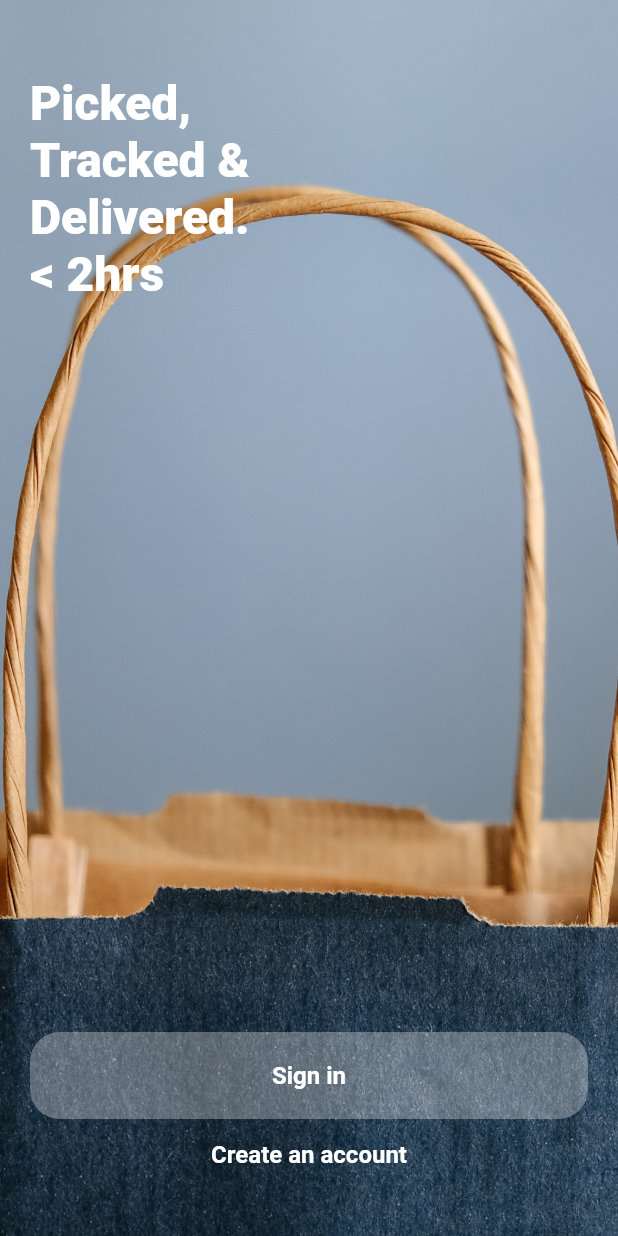
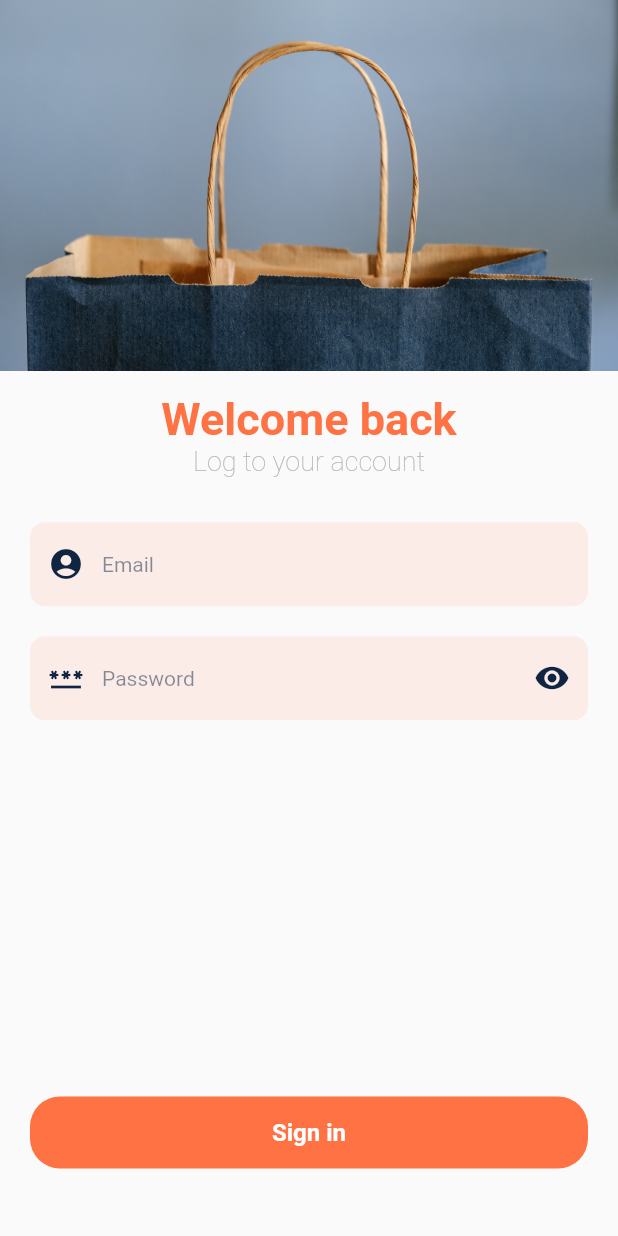
Before and after one commit to TaiTrien/geo-app, a Flutter app: the Welcome screen opened by its route, after a tap on "Sign in", on a phone screen of 412 x 824 dp. Run offline on Flutter 3.47's test engine with Material 2 defaults, Android fonts, the phone set to English and light mode, and no system bars; our stand-ins replace get, shared_preferences; missing offline and left inert: amplify_auth_cognito, flutter_animator, flutter_config; accounts and stored records are empty.

Commit message:
feat:  add signin page

```diff
--- /dev/null
+++ b/lib/pages/signin.dart
@@ -0,0 +1,103 @@
+import 'package:flutter/material.dart';
+import 'package:geo_app/widgets/button.dart';
+import '../utils/device.utils.dart';
+import '../variants/variants.dart';
+
+class Signin extends StatelessWidget {
+  Signin({super.key});
+  final _formKey = GlobalKey<FormState>();
+
+  Widget renderForm(BuildContext context) {
+    return Expanded(
+      child: Container(
+        margin: const EdgeInsets.only(top: 30),
+        child: Form(
+          key: _formKey,
+          child: Column(
+            children: [
+              TextFormField(
+                decoration: const InputDecoration(
+                  hintText: 'Email',
+                  prefixIcon: Icon(Icons.account_circle_rounded),
+                ),
+                style: Theme.of(context).textTheme.bodyMedium?.copyWith(color: Theme.of(context).colorScheme.secondary),
+                validator: (value) {
+                  if (value == null || value.isEmpty) {
+                    return 'Please enter your email';
+                  }
+                  return null;
+                },
+              ),
+              const SizedBox(height: 20),
+              TextFormField(
+                obscureText: true,
+                decoration: const InputDecoration(
+                  hintText: 'Password',
+                  prefixIcon: Icon(Icons.password),
+                  suffixIcon: Icon(Icons.remove_red_eye), //TODO: handle view password
+                ),
+                style: Theme.of(context).textTheme.bodyMedium?.copyWith(color: Theme.of(context).colorScheme.secondary),
+                validator: (value) {
+                  if (value == null || value.isEmpty) {
+                    return 'Please enter your password';
+                  }
+                  return null;
+                },
+              ),
+              const Spacer(),
+              Container(
+                margin: const EdgeInsets.symmetric(vertical: 30),
+                child: Button(
+                    label: 'Sign in',
+                    onPress: () {
+                      if (_formKey.currentState!.validate()) {
+                        //TODO: handle login
+                      }
+                    }),
+              ),
+            ],
+          ),
+        ),
+      ),
+    );
+  }
+
+  @override
+  Widget build(BuildContext context) {
+    return Scaffold(
+      body: Column(
+        children: [
+          Container(
+            height: DeviceUtils.deviceHeight(context) * 0.3,
+            width: DeviceUtils.deviceWidth(context),
+            padding: const EdgeInsets.symmetric(horizontal: 20, vertical: 30),
+            decoration: const BoxDecoration(
+              image: DecorationImage(
+                fit: BoxFit.cover,
+                image: AssetImage(Drawables.welcomeBg),
+              ),
+            ),
+          ),
+          Expanded(
+            child: Padding(
+              padding: const EdgeInsets.symmetric(vertical: 15, horizontal: 20),
+              child: Column(
+                children: [
+                  Text(
+                    "Welcome back",
+                    style: Theme.of(context).textTheme.headlineLarge,
+                  ),
+                  Text(
+                    "Log to your account",
+                    style: Theme.of(context).textTheme.headlineSmall,
+                  ),
+                  renderForm(context)
+                ],
+              ),
+            ),
+          )
+        ],
+      ),
+    );
+  }
+}
--- a/lib/pages/welcome.dart
+++ b/lib/pages/welcome.dart
@@ -1,7 +1,9 @@
 import 'package:flutter/material.dart';
+import 'package:geo_app/routes/app.pages.dart';
 import 'package:geo_app/utils/device.utils.dart';
 import 'package:geo_app/variants/drawables.dart';
 import 'package:geo_app/widgets/button.dart';
+import 'package:get/get.dart';
 
 import '../variants/colors.dart';
 
@@ -37,7 +39,7 @@ class Welcome extends StatelessWidget {
                 children: [
                   Button(
                     label: 'Sign in',
-                    onPress: () {},
+                    onPress: () => Get.toNamed(Routes.signin),
                     backgroundColor: Theme.of(context).colorScheme.surface,
                   ),
                   TextButton(
--- a/lib/routes/app.pages.dart
+++ b/lib/routes/app.pages.dart
@@ -1,3 +1,5 @@
+import 'package:amplify_auth_cognito/amplify_auth_cognito.dart';
+import 'package:geo_app/pages/signin.dart';
 import 'package:geo_app/pages/splash.dart';
 import 'package:geo_app/pages/welcome.dart';
 import 'package:get/get.dart';
@@ -12,6 +14,10 @@ class AppPages {
     GetPage(
       name: Routes.welcome,
       page: () => const Welcome(),
+    ),
+    GetPage(
+      name: Routes.signin,
+      page: () => Signin(),
     )
   ];
 }
--- a/lib/routes/app.routes.dart
+++ b/lib/routes/app.routes.dart
@@ -4,6 +4,6 @@ abstract class Routes {
   static const initial = '/';
   static const splash = '/splash';
   static const welcome = '/welcome';
-  static const login = '/login';
+  static const signin = '/signin';
   static const home = '/home';
 }
--- a/lib/themes/app.theme.dart
+++ b/lib/themes/app.theme.dart
@@ -16,6 +16,21 @@ class AppTheme {
           primary: AppColors.primary,
           surface: AppColors.white.withOpacity(0.3),
         ),
+        inputDecorationTheme: InputDecorationTheme(
+          fillColor: AppColors.primary.withOpacity(0.1),
+          filled: true,
+          prefixIconColor: AppColors.secondary,
+          hintStyle: TextStyle(fontSize: 14, fontWeight: FontWeight.w400, color: AppColors.secondary.withOpacity(0.5)),
+          suffixIconColor: AppColors.secondary,
+          errorStyle: const TextStyle(fontSize: 14, fontWeight: FontWeight.w400, color: AppColors.err),
+          border: OutlineInputBorder(
+            borderRadius: BorderRadius.circular(10.0),
+            borderSide: const BorderSide(
+              width: 0,
+              style: BorderStyle.none,
+            ),
+          ),
+        ),
         buttonTheme: const ButtonThemeData(
           buttonColor: AppColors.primary,
           disabledColor: AppColors.disabled,
@@ -24,6 +39,8 @@ class AppTheme {
         textTheme: const TextTheme(
           labelMedium: TextStyle(fontSize: 16, fontWeight: FontWeight.w600),
           displayLarge: TextStyle(fontSize: 32, fontWeight: FontWeight.w800),
+          headlineLarge: TextStyle(fontSize: 30, fontWeight: FontWeight.w700, color: AppColors.primary),
+          headlineSmall: TextStyle(fontSize: 18, fontWeight: FontWeight.w200, color: AppColors.grey),
         ),
       );
 }
--- /dev/null
+++ b/lib/variants/variants.dart
@@ -0,0 +1,2 @@
+export 'colors.dart';
+export 'drawables.dart';
--- a/lib/widgets/button.dart
+++ b/lib/widgets/button.dart
@@ -11,12 +11,9 @@ class Button extends StatelessWidget {
   Widget build(BuildContext context) {
     return Container(
       width: double.infinity,
-      padding: const EdgeInsets.all(5),
       decoration: BoxDecoration(
         color: Theme.of(context).colorScheme.primary,
-        borderRadius: const BorderRadius.all(
-          Radius.circular(20),
-        ),
+        borderRadius: const BorderRadius.all(Radius.circular(20)),
       ).copyWith(color: backgroundColor),
       child: TextButton(
         onPressed: () => onPress(),
```
